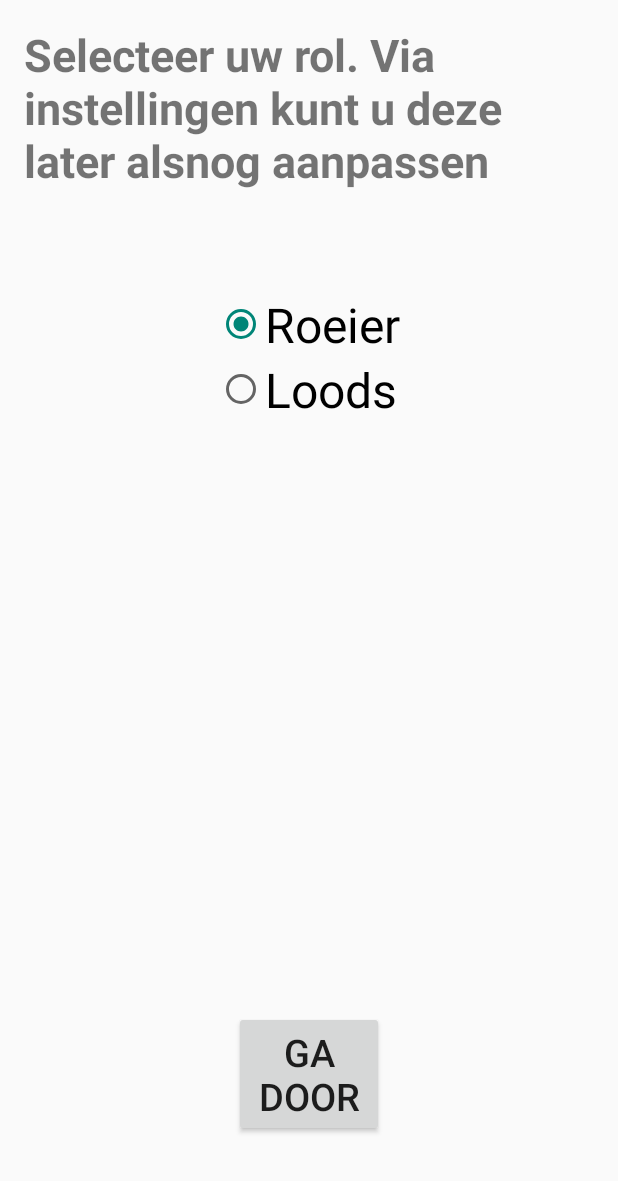
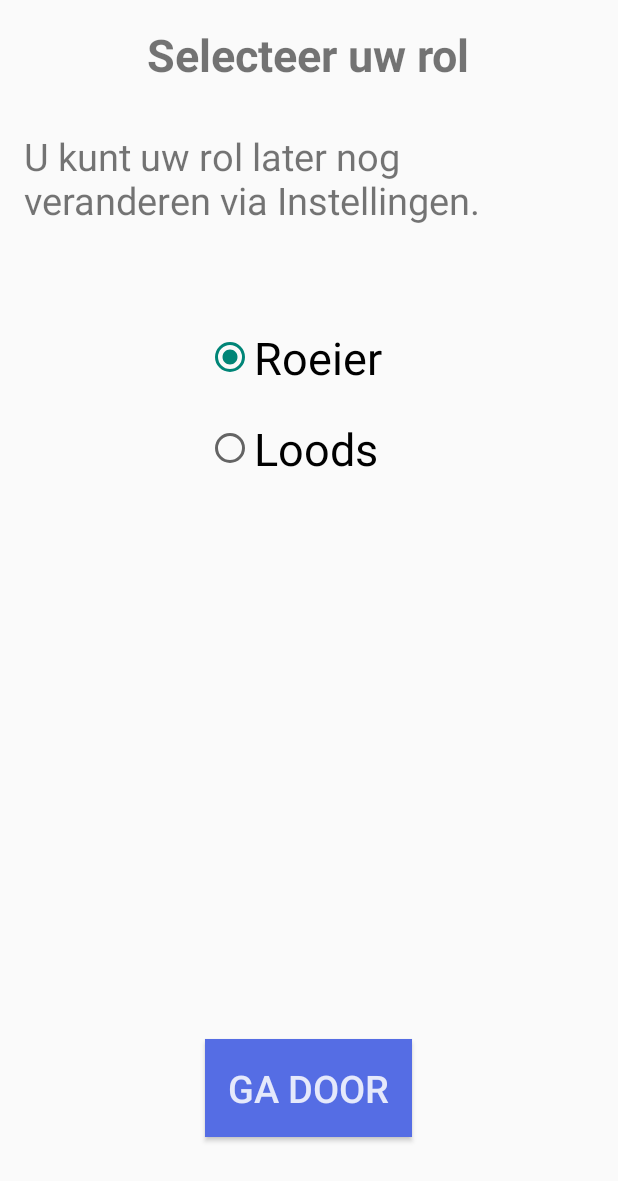
Before and after one commit to 0868307/Project78, an Android app: the screen it shows after launch (RoleSelector), on a phone screen of 412 x 824 dp. Shown: the top 1181 px of the screen. Run offline under Robolectric (Android 15) with nearby library versions, the phone set to English and light mode, and no system bars.

Commit message:
shinier rolselectiescherm

```diff
--- a/Mus3D/app/src/main/res/layout/activity_role_selector.xml
+++ b/Mus3D/app/src/main/res/layout/activity_role_selector.xml
@@ -9,20 +9,30 @@
                 tools:context="com.resist.mus3d.RoleSelector">
 
     <TextView
-            android:text="@string/roleSelector_tv"
+        android:text="@string/roleSelector_tv_head"
         android:layout_width="wrap_content"
         android:layout_height="wrap_content"
         android:layout_centerHorizontal="true"
         android:id="@+id/textView2"
         android:textStyle="bold"
         android:textSize="30sp" />
+    <TextView
+        android:text="@string/roleSelector_tv_body"
+        android:layout_width="wrap_content"
+        android:layout_height="wrap_content"
+        android:layout_centerHorizontal="true"
+        android:id="@+id/textView3"
+        android:layout_below="@+id/textView2"
+        android:textSize="25sp"
+        android:layout_marginTop="30dp"/>
 
     <RadioGroup
             android:id="@+id/rg_Rol"
             android:layout_width="wrap_content"
             android:layout_height="wrap_content"
-            android:layout_below="@+id/textView2"
-            android:layout_centerHorizontal="true">
+            android:layout_below="@+id/textView3"
+            android:layout_centerHorizontal="true"
+            android:paddingRight="20dp">
 
         <RadioButton
                 android:id="@+id/rb_RolRoeier"
@@ -30,22 +40,29 @@
                 android:layout_height="wrap_content"
                 android:text="@string/roleSelector_rb_Roeier"
                 android:checked="true"
-                android:layout_marginTop="67dp" android:textSize="32sp"/>
+                android:layout_marginTop="67dp"
+                android:textSize="30sp"/>
         <RadioButton
                 android:id="@+id/rb_RolLoods"
                 android:layout_width="wrap_content"
                 android:layout_height="wrap_content"
                 android:text="@string/roleSelector_rb_Loods"
-                android:textSize="32sp"/>
+                android:textSize="30sp"
+                android:layout_marginTop="20dp"/>
     </RadioGroup>
 
     <Button
             android:id="@+id/btn_Submit"
             android:onClick="submit"
-            android:layout_width="100dp"
+            android:layout_width="wrap_content"
             android:layout_height="wrap_content"
             android:text="@string/roleSelector_btn_submit"
-            android:layout_marginBottom="50dp" android:textSize="25sp" android:layout_alignParentBottom="true"
-            android:layout_centerHorizontal="true"/>
+            android:layout_marginBottom="50dp"
+            android:textSize="25sp"
+            android:layout_alignParentBottom="true"
+            android:layout_centerHorizontal="true"
+            android:background="@color/primary"
+            android:textColor="@color/text_primary"
+            android:padding="15dp"/>
 
 </RelativeLayout>
--- a/Mus3D/app/src/main/res/values/colors.xml
+++ b/Mus3D/app/src/main/res/values/colors.xml
@@ -1,6 +1,6 @@
 <?xml version="1.0" encoding="utf-8"?>
 <resources>
-    <color name="primary">#ff556de4</color>
+    <color name="primary">#556de4</color>
     <color name="primary_dark">#512da8</color>
     <color name="accent">#ffc400</color>
     <color name="text_primary">#D9FFFFFF</color>
--- a/Mus3D/app/src/main/res/values/strings.xml
+++ b/Mus3D/app/src/main/res/values/strings.xml
@@ -9,7 +9,8 @@
     <string name="hello_world">Hello world!</string>
     <string name="title_activity_roll_selector">RoleSelector</string>
     <string name="roleSelector_btn_submit">Ga door</string>
-    <string name="roleSelector_tv">Selecteer uw rol. Via instellingen kunt u deze later alsnog aanpassen</string>
+    <string name="roleSelector_tv_head">Selecteer uw rol</string>
+    <string name="roleSelector_tv_body">U kunt uw rol later nog veranderen via Instellingen.</string>
     <string name="roleSelector_rb_Roeier">Roeier</string>
     <string name="roleSelector_rb_Loods">Loods</string>
     <string name="cancel">Sluit</string>
```
Also changed, not shown: 3 other files. Lines whose indentation alone changed are shown as unchanged.
